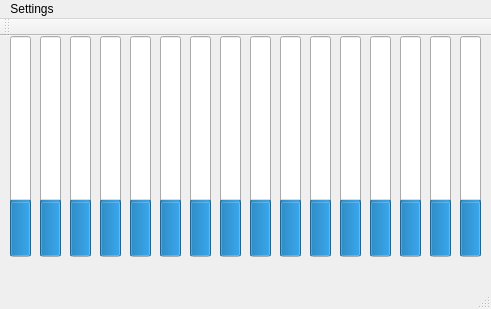
WilNeeley/EqualizerGUI, file EqualizerGUI/mainwindow.ui: the form before one commit.
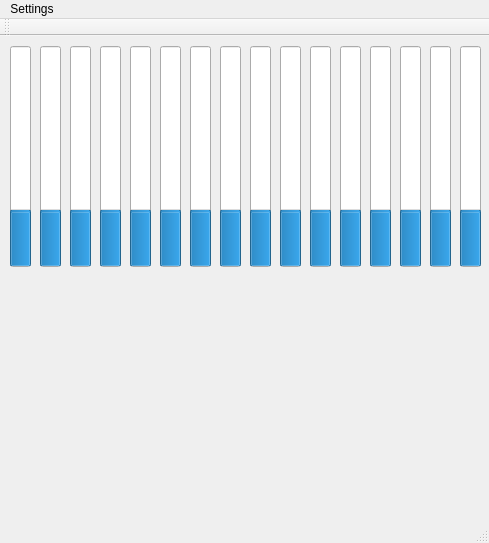
The form after the commit. Custom widgets are drawn as their Qt base class.

Commit message: Added QCustomPlot Functionality

Patch:
```diff
--- a/EqualizerGUI/mainwindow.ui
+++ b/EqualizerGUI/mainwindow.ui
@@ -6,8 +6,8 @@
    <rect>
     <x>0</x>
     <y>0</y>
-    <width>491</width>
-    <height>309</height>
+    <width>489</width>
+    <height>543</height>
    </rect>
   </property>
   <property name="windowTitle">
@@ -18,7 +18,7 @@
     <property name="geometry">
      <rect>
       <x>10</x>
-      <y>0</y>
+      <y>10</y>
       <width>21</width>
       <height>221</height>
      </rect>
@@ -43,7 +43,7 @@
     <property name="geometry">
      <rect>
       <x>40</x>
-      <y>0</y>
+      <y>10</y>
       <width>21</width>
       <height>221</height>
      </rect>
@@ -68,7 +68,7 @@
     <property name="geometry">
      <rect>
       <x>70</x>
-      <y>0</y>
+      <y>10</y>
       <width>21</width>
       <height>221</height>
      </rect>
@@ -93,7 +93,7 @@
     <property name="geometry">
      <rect>
       <x>100</x>
-      <y>0</y>
+      <y>10</y>
       <width>21</width>
       <height>221</height>
      </rect>
@@ -118,7 +118,7 @@
     <property name="geometry">
      <rect>
       <x>130</x>
-      <y>0</y>
+      <y>10</y>
       <width>21</width>
       <height>221</height>
      </rect>
@@ -143,7 +143,7 @@
     <property name="geometry">
      <rect>
       <x>160</x>
-      <y>0</y>
+      <y>10</y>
       <width>21</width>
       <height>221</height>
      </rect>
@@ -168,7 +168,7 @@
     <property name="geometry">
      <rect>
       <x>190</x>
-      <y>0</y>
+      <y>10</y>
       <width>21</width>
       <height>221</height>
      </rect>
@@ -193,7 +193,7 @@
     <property name="geometry">
      <rect>
       <x>220</x>
-      <y>0</y>
+      <y>10</y>
       <width>21</width>
       <height>221</height>
      </rect>
@@ -218,7 +218,7 @@
     <property name="geometry">
      <rect>
       <x>250</x>
-      <y>0</y>
+      <y>10</y>
       <width>21</width>
       <height>221</height>
      </rect>
@@ -243,7 +243,7 @@
     <property name="geometry">
      <rect>
       <x>280</x>
-      <y>0</y>
+      <y>10</y>
       <width>21</width>
       <height>221</height>
      </rect>
@@ -268,7 +268,7 @@
     <property name="geometry">
      <rect>
       <x>310</x>
-      <y>0</y>
+      <y>10</y>
       <width>21</width>
       <height>221</height>
      </rect>
@@ -293,7 +293,7 @@
     <property name="geometry">
      <rect>
       <x>340</x>
-      <y>0</y>
+      <y>10</y>
       <width>21</width>
       <height>221</height>
      </rect>
@@ -318,7 +318,7 @@
     <property name="geometry">
      <rect>
       <x>370</x>
-      <y>0</y>
+      <y>10</y>
       <width>21</width>
       <height>221</height>
      </rect>
@@ -343,7 +343,7 @@
     <property name="geometry">
      <rect>
       <x>400</x>
-      <y>0</y>
+      <y>10</y>
       <width>21</width>
       <height>221</height>
      </rect>
@@ -368,7 +368,7 @@
     <property name="geometry">
      <rect>
       <x>430</x>
-      <y>0</y>
+      <y>10</y>
       <width>21</width>
       <height>221</height>
      </rect>
@@ -393,7 +393,7 @@
     <property name="geometry">
      <rect>
       <x>460</x>
-      <y>0</y>
+      <y>10</y>
       <width>21</width>
       <height>221</height>
      </rect>
@@ -414,14 +414,24 @@
      <enum>QProgressBar::TopToBottom</enum>
     </property>
    </widget>
+   <widget class="QCustomPlot" name="plot" native="true">
+    <property name="geometry">
+     <rect>
+      <x>10</x>
+      <y>270</y>
+      <width>471</width>
+      <height>211</height>
+     </rect>
+    </property>
+   </widget>
   </widget>
   <widget class="QMenuBar" name="menuBar">
    <property name="geometry">
     <rect>
      <x>0</x>
      <y>0</y>
-     <width>491</width>
-     <height>25</height>
+     <width>489</width>
+     <height>21</height>
     </rect>
    </property>
    <widget class="QMenu" name="menuEqualizer_GUI">
@@ -442,6 +452,14 @@
   <widget class="QStatusBar" name="statusBar"/>
  </widget>
  <layoutdefault spacing="6" margin="11"/>
+ <customwidgets>
+  <customwidget>
+   <class>QCustomPlot</class>
+   <extends>QWidget</extends>
+   <header>qcustomplot.h</header>
+   <container>1</container>
+  </customwidget>
+ </customwidgets>
  <resources/>
  <connections/>
 </ui>
```
The commit also changes 300 other files.
